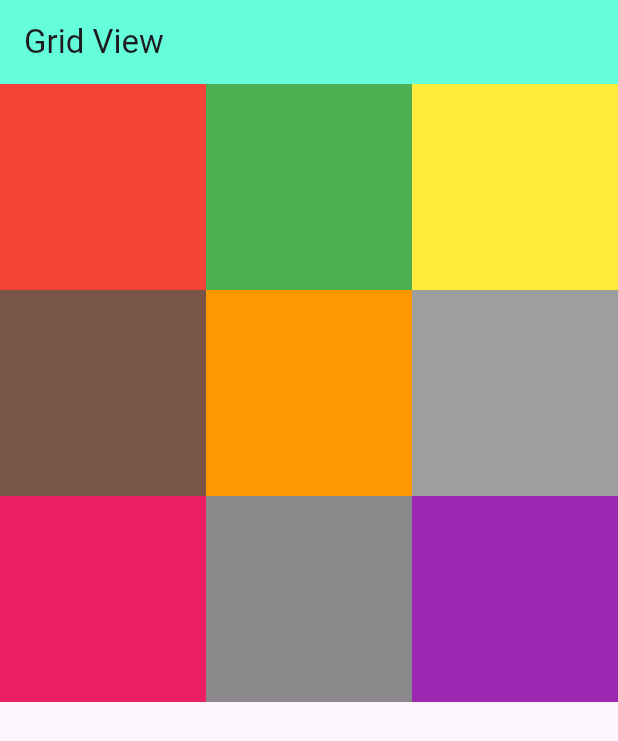
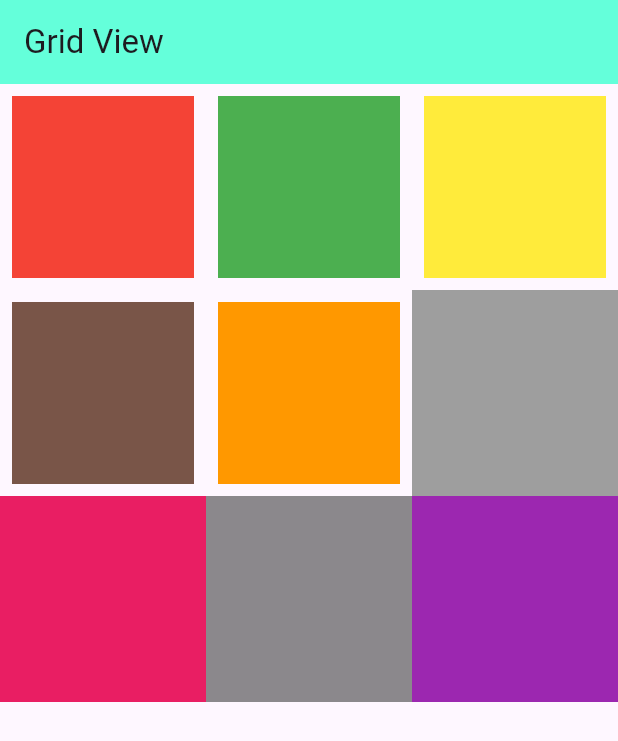
Before and after one commit to Piyushbhatt7/Flutter-Widgets, a Flutter app: the screen it shows after launch, on a phone screen of 412 x 824 dp. Shown: the top 741 px of the screen. Run offline on Flutter 3.47's test engine with Material 3 defaults, Android fonts, the phone set to English and light mode, and no system bars.

Commit message:
Container(color: arrColors[0],),

```diff
--- a/lib/GridView.dart
+++ b/lib/GridView.dart
@@ -26,11 +26,26 @@ class Gridview extends StatelessWidget {
 
       body: GridView.count(crossAxisCount: 3,
       children: [
-         Container(color: arrColors[0],),
-         Container(color: arrColors[1],),
-         Container(color: arrColors[2],),
-         Container(color: arrColors[3],),
-         Container(color: arrColors[4],),
+         Padding(
+           padding: const EdgeInsets.all(8.0),
+           child: Container(color: arrColors[0],),
+         ),
+         Padding(
+           padding: const EdgeInsets.all(8.0),
+           child: Container(color: arrColors[1],),
+         ),
+         Padding(
+           padding: const EdgeInsets.all(8.0),
+           child: Container(color: arrColors[2],),
+         ),
+         Padding(
+           padding: const EdgeInsets.all(8.0),
+           child: Container(color: arrColors[3],),
+         ),
+         Padding(
+           padding: const EdgeInsets.all(8.0),
+           child: Container(color: arrColors[4],),
+         ),
          Container(color: arrColors[5],),
          Container(color: arrColors[6],),
          Container(color: arrColors[7],),
```
